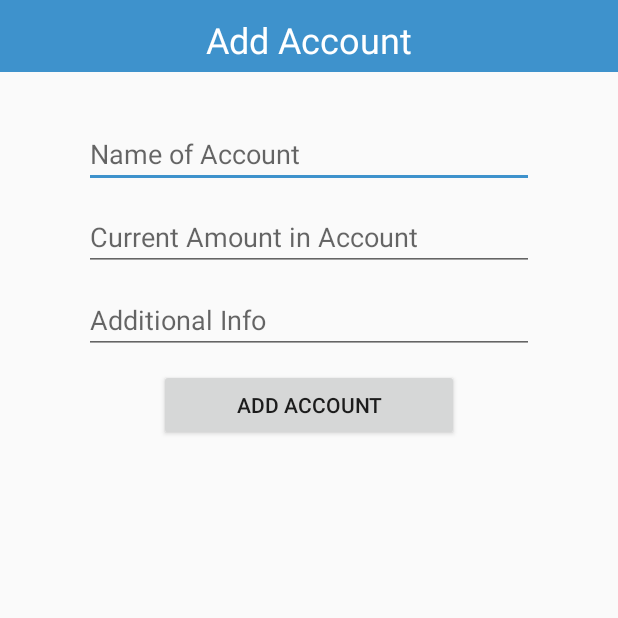
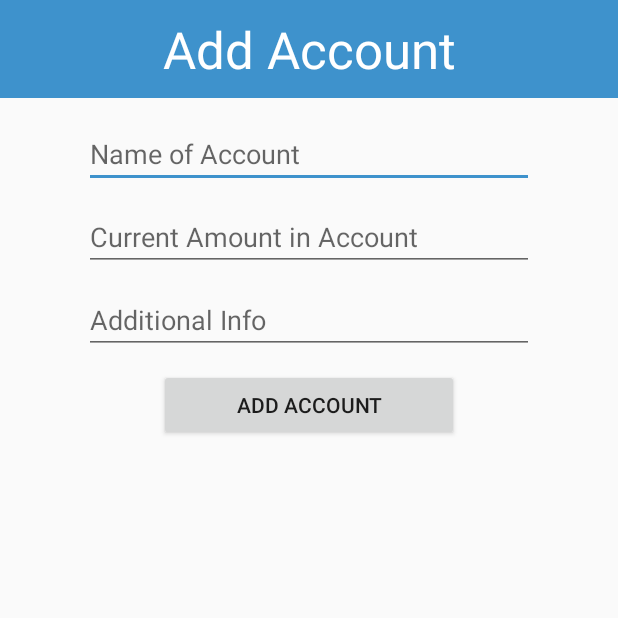
Before and after one commit to anantkes19/cheqit, an Android app: the AddAccountActivity screen opened directly, with no data from a screen before it, on a phone screen of 412 x 824 dp, the top half of it. Run offline under Robolectric (Android 15) with nearby library versions, the phone set to English and light mode, and no system bars; network calls fail.

Commit message:
Fixing time picker, fixing header values

```diff
--- a/app/src/main/res/layout/activity_account_detail.xml
+++ b/app/src/main/res/layout/activity_account_detail.xml
@@ -15,11 +15,11 @@
             android:layout_width="match_parent"
             android:layout_height="wrap_content"
             android:layout_alignParentTop="true"
-            android:paddingBottom="5dp"
             android:textColor="@android:color/primary_text_dark"
             android:background="@color/colorPrimary"
-            android:paddingTop="@dimen/form_item_gap"
-            android:textSize="24sp"
+            android:paddingBottom="@dimen/header_bottom"
+            android:paddingTop="@dimen/header_top"
+            android:textSize="@dimen/header_font"
             android:textAlignment="center"
             android:layout_centerInParent="true"
             android:text="@string/add_settings_title"/>
--- a/app/src/main/res/layout/activity_add.xml
+++ b/app/src/main/res/layout/activity_add.xml
@@ -13,11 +13,11 @@
             android:id="@+id/titleText"
             android:layout_width="fill_parent"
             android:layout_height="wrap_content"
-            android:paddingBottom="5dp"
             android:textColor="@android:color/primary_text_dark"
             android:background="@color/colorPrimary"
-            android:paddingTop="@dimen/form_item_gap"
-            android:textSize="24sp"
+            android:paddingBottom="@dimen/header_bottom"
+            android:paddingTop="@dimen/header_top"
+            android:textSize="@dimen/header_font"
             android:textAlignment="center"
             android:text="@string/add_title" />
 
--- a/app/src/main/res/layout/activity_add_account.xml
+++ b/app/src/main/res/layout/activity_add_account.xml
@@ -15,11 +15,12 @@
             android:layout_width="match_parent"
             android:layout_height="wrap_content"
             android:layout_alignParentTop="true"
-            android:paddingBottom="5dp"
+
             android:textColor="@android:color/primary_text_dark"
             android:background="@color/colorPrimary"
-            android:paddingTop="@dimen/form_item_gap"
-            android:textSize="24sp"
+            android:paddingBottom="@dimen/header_bottom"
+            android:paddingTop="@dimen/header_top"
+            android:textSize="@dimen/header_font"
             android:textAlignment="center"
             android:layout_centerInParent="true"
             android:text="@string/settings_add_title"/>
--- a/app/src/main/res/layout/activity_data.xml
+++ b/app/src/main/res/layout/activity_data.xml
@@ -15,11 +15,11 @@
             android:layout_width="match_parent"
             android:layout_height="wrap_content"
             android:text="Data Analysis"
-            android:textSize="15pt"
-            android:paddingBottom="5dp"
+            android:paddingBottom="@dimen/header_bottom"
+            android:paddingTop="@dimen/header_top"
+            android:textSize="@dimen/header_font"
             android:textColor="@android:color/primary_text_dark"
             android:background="@color/colorPrimary"
-            android:paddingTop="@dimen/form_item_gap"
             android:layout_centerHorizontal="true"
             android:textAlignment="center" />
         <View
--- a/app/src/main/res/layout/activity_history.xml
+++ b/app/src/main/res/layout/activity_history.xml
@@ -15,12 +15,12 @@
             android:id="@+id/past_title"
             android:layout_height="wrap_content"
             android:text="@string/list_transactions_title"
-            android:textSize="30sp"
             android:paddingStart="5dp"
-            android:paddingBottom="5dp"
+            android:paddingBottom="@dimen/header_bottom"
+            android:paddingTop="@dimen/header_top"
+            android:textSize="@dimen/header_font"
             android:textColor="@android:color/primary_text_dark"
             android:background="@color/colorPrimary"
-            android:paddingTop="@dimen/form_item_gap"
             android:layout_width="match_parent" />
 
         <SearchView
--- a/app/src/main/res/layout/activity_settings.xml
+++ b/app/src/main/res/layout/activity_settings.xml
@@ -16,12 +16,12 @@
             android:layout_height="wrap_content"
             android:layout_centerInParent="true"
             android:layout_alignParentTop="true"
-            android:textSize="34sp"
             android:text="@string/settings_title"
-            android:paddingBottom="5dp"
             android:textColor="@android:color/primary_text_dark"
             android:background="@color/colorPrimary"
-            android:paddingTop="@dimen/form_item_gap"
+            android:paddingBottom="@dimen/header_bottom"
+            android:paddingTop="@dimen/header_top"
+            android:textSize="@dimen/header_font"
             android:textAlignment="center"/>
         <View
             android:layout_width="match_parent"
--- a/app/src/main/res/values/dimens.xml
+++ b/app/src/main/res/values/dimens.xml
@@ -6,4 +6,8 @@
     <dimen name="fab_margin">16dp</dimen>
     <dimen name="text_margin">16dp</dimen>
     <dimen name="form_item_gap">10dp</dimen>
+    <dimen name="header_top">10dp</dimen>
+    <dimen name="header_bottom">10dp</dimen>
+    <dimen name="header_font">34sp</dimen>
+
 </resources>
```
Also changed, not shown: app/src/main/res/layout/activity_transaction_detail.xml (+5 -5 lines).
